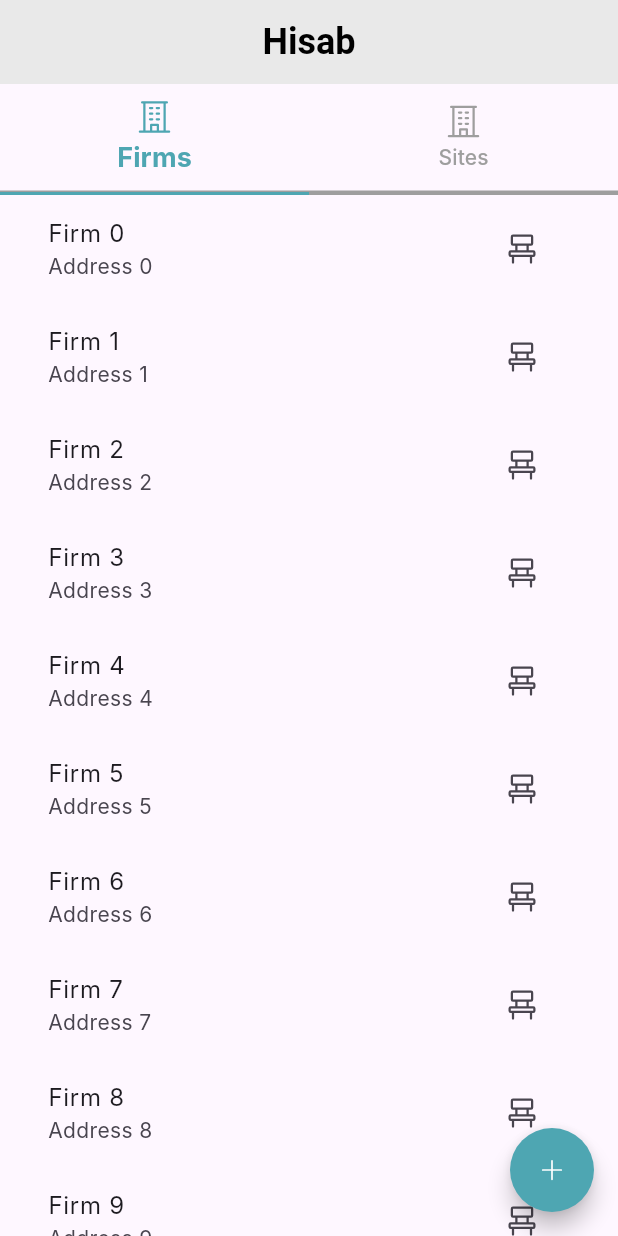
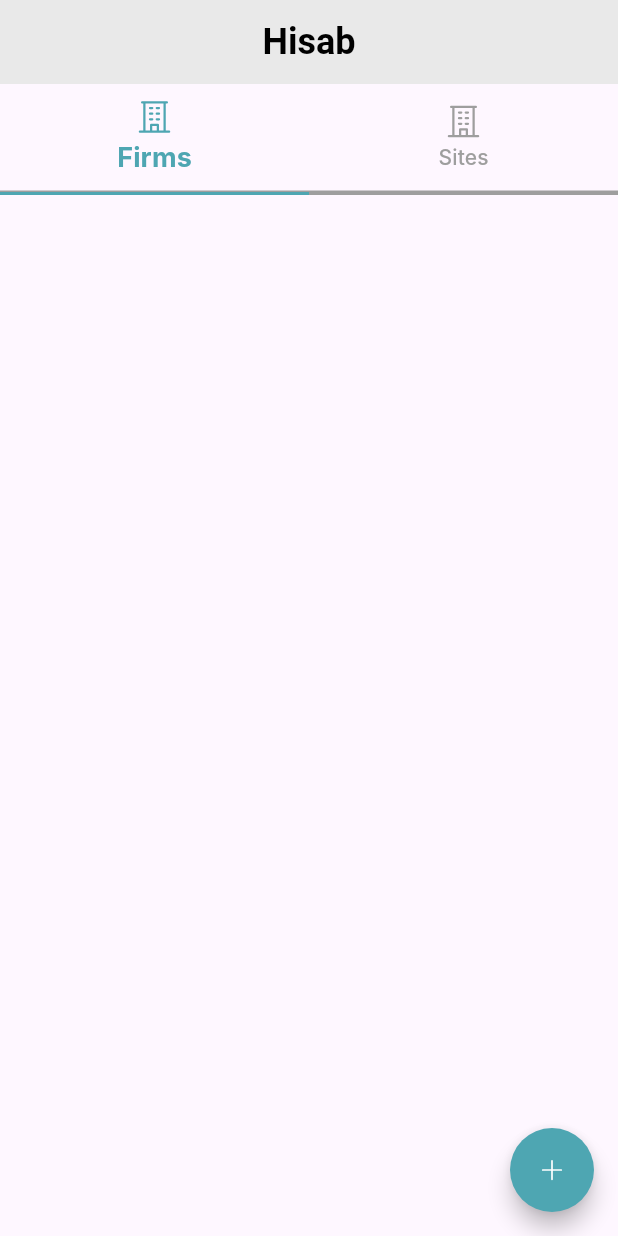
Before and after one commit to absharul/Hisab-Desktop, a Flutter app: the screen it shows after launch, on a phone screen of 412 x 824 dp. Run offline on Flutter 3.47's test engine with Material 3 defaults, Android fonts, the phone set to English and light mode, and no system bars; our stand-ins replace drift, go_router, phosphor_flutter; missing offline and left inert: circular_menu; accounts and stored records are empty; generated files the repository leaves out were written again; Roboto replaces fonts that are missing (Inter).

Commit message:
Dirft database intergration on firm listing

```diff
--- a/lib/Database/app_database.dart
+++ b/lib/Database/app_database.dart
@@ -6,23 +6,41 @@ import 'package:path/path.dart' as p;
 
 part 'app_database.g.dart';
 
+class Firms extends Table {
+  IntColumn get id => integer().autoIncrement()();
+  TextColumn get name => text().withLength(min: 1, max: 50)();
+  TextColumn get address => text().withLength(min: 1, max: 50)();
+}
+
+class Sites extends Table {
+  IntColumn get id => integer().autoIncrement()();
+  TextColumn get name => text().withLength(min: 1, max: 50)();
+  TextColumn get address => text().withLength(min: 1, max: 50)();
+  IntColumn get firmId => integer().customConstraint('REFERENCES firms(id)')();
+}
+
 class Flats extends Table {
   IntColumn get id => integer().autoIncrement()();
   TextColumn get name => text().withLength(min: 1, max: 50)();
-  IntColumn get area => integer()(); // Consider using Decimal for more precision
+  IntColumn get area =>
+      integer()(); // Consider using Decimal for more precision
   TextColumn get type => text().withLength(min: 1, max: 10)();
-  IntColumn get rate => integer()(); // Consider using Decimal for more precision
+  IntColumn get rate =>
+      integer()(); // Consider using Decimal for more precision
   BoolColumn get isSold => boolean().withDefault(Constant(false))();
+  IntColumn get siteId => integer().customConstraint('REFERENCES sites(id)')();
 }
 
-class Partners extends Table {                                     //Partner
+class Partners extends Table {
+  //Partner
   IntColumn get id => integer().autoIncrement()();
   TextColumn get name => text().withLength(min: 1, max: 50)();
   TextColumn get site => text().withLength(min: 1, max: 50)();
   DateTimeColumn get date => dateTime()();
 }
 
-class Transactions extends Table {                               //Transaction
+class Transactions extends Table {
+  //Transaction
   IntColumn get id => integer().autoIncrement()();
   DateTimeColumn get date => dateTime()();
   TextColumn get entity => text().withLength(min: 1, max: 20)();
@@ -31,21 +49,28 @@ class Transactions extends Table {                               //Transaction
   TextColumn get chequeNo => text().nullable()();
 }
 
-@DriftDatabase(tables: [Flats, Partners, Transactions])
+@DriftDatabase(tables: [Firms, Sites, Flats, Partners, Transactions])
 class AppDatabase extends _$AppDatabase {
   AppDatabase() : super(_openConnection());
 
   @override
   int get schemaVersion => 1;
 
+  Future<List<Firm>> getAllFirms() => select(firms).get();
+
+  Stream<List<Firm>> watchAllFirms() => select(firms).watch();
+  Future<int> insertFirm(Insertable<Firm> firm) => into(firms).insert(firm);
   Future<List<Flat>> getAllFlats() => select(flats).get();
-  Future<int> insertFlat(Insertable<Flats> flat) => into(flats).insert(flat as Insertable<Flat>);
+  Future<int> insertFlat(Insertable<Flats> flat) =>
+      into(flats).insert(flat as Insertable<Flat>);
 
   Future<List<Partner>> getAllPartners() => select(partners).get();
-  Future<int> insertPartner(Insertable<Partners> partner) => into(partners).insert(partner as Insertable<Partner>);
+  Future<int> insertPartner(Insertable<Partners> partner) =>
+      into(partners).insert(partner as Insertable<Partner>);
 
   Future<List<Transaction>> getAllTransactions() => select(transactions).get();
-  Future<int> insertTransaction(Insertable<Transactions> transaction) => into(transactions).insert(transaction as Insertable<Transaction>);
+  Future<int> insertTransaction(Insertable<Transactions> transaction) =>
+      into(transactions).insert(transaction as Insertable<Transaction>);
 }
 
 LazyDatabase _openConnection() {
--- a/lib/main.dart
+++ b/lib/main.dart
@@ -1,12 +1,13 @@
 import 'package:flutter/material.dart';
+import 'package:hisab/database/app_database.dart';
 import 'package:hisab/routes/route.dart';
 import 'package:hisab/theme.dart';
 
-
+AppDatabase? database;
 Future<void> main() async {
   WidgetsFlutterBinding.ensureInitialized();
 
-
+  database = AppDatabase();
   runApp(const MyApp());
 }
 
--- a/lib/screens/screen_firm_list.dart
+++ b/lib/screens/screen_firm_list.dart
@@ -1,8 +1,15 @@
 import 'dart:developer';
+import 'dart:io';
 
+import 'package:drift/drift.dart' as drift;
 import 'package:flutter/material.dart';
-// import 'package:hisab/models/model_firm.dart';
+import 'package:go_router/go_router.dart';
+import 'package:hisab/database/app_database.dart';
+import 'package:hisab/main.dart';
+import 'package:hisab/routes/route.dart';
+import 'package:path_provider/path_provider.dart';
 import 'package:phosphor_flutter/phosphor_flutter.dart';
+import 'package:path/path.dart' as p;
 
 class ScreenFirmListing extends StatelessWidget {
   const ScreenFirmListing({super.key});
@@ -10,27 +17,26 @@ class ScreenFirmListing extends StatelessWidget {
   @override
   Widget build(BuildContext context) {
     return Scaffold(
-      body: Padding(
-        padding: const EdgeInsets.symmetric(horizontal: 16.0),
-        child: Column(
-          children: [
-            Expanded(
-              child: ListView.builder(
-                itemCount: 10,
-                itemBuilder: (context, index) {
-                  return ListTile(
-                    title: Text("Firm $index"),
-                    subtitle: Text("Address $index"),
-                    trailing: IconButton(
-                      icon: Icon(PhosphorIcons.chair()),
-                      onPressed: () {},
-                    ),
-                  );
-                },
-              ),
-            )
-          ],
-        ),
+      body: StreamBuilder<List<Firm>>(
+        stream: database!.watchAllFirms(),
+        builder: (context, snapshot) {
+          if (snapshot.connectionState == ConnectionState.waiting) {
+            return const Center(child: CircularProgressIndicator());
+          }
+
+          final firms = snapshot.data ?? [];
+
+          return ListView.builder(
+            itemCount: firms.length,
+            itemBuilder: (context, index) {
+              final task = firms[index];
+
+              return ListTile(
+                title: Text(task.name),
+              );
+            },
+          );
+        },
       ),
       floatingActionButton: FloatingActionButton(
         onPressed: () => addFirmPressed(context),
@@ -66,8 +72,16 @@ class ScreenFirmListing extends StatelessWidget {
                   const SizedBox(height: 10),
                   ElevatedButton(
                     onPressed: () {
-                      // final firm = ModelFirm();
-                      // firm.name = nameController.text;
+                      try {
+                        final newFirm = FirmsCompanion(
+                          name: drift.Value(nameController.text),
+                          address: const drift.Value('Kuch toh hai'),
+                        );
+                        database!.insertFirm(newFirm);
+                        router.pop();
+                      } catch (e) {
+                        log("Error" + e.toString());
+                      }
                     },
                     child: const Text("Add"),
                   )
@@ -77,4 +91,12 @@ class ScreenFirmListing extends StatelessWidget {
           );
         });
   }
+
+  Future<void> deleteDatabase() async {
+    final dbFolder = await getApplicationDocumentsDirectory();
+    final file = File(p.join(dbFolder.path, 'db.sqlite'));
+    if (await file.exists()) {
+      await file.delete();
+    }
+  }
 }
```
Also changed, not shown: lib/Database/app_database.g.dart.
